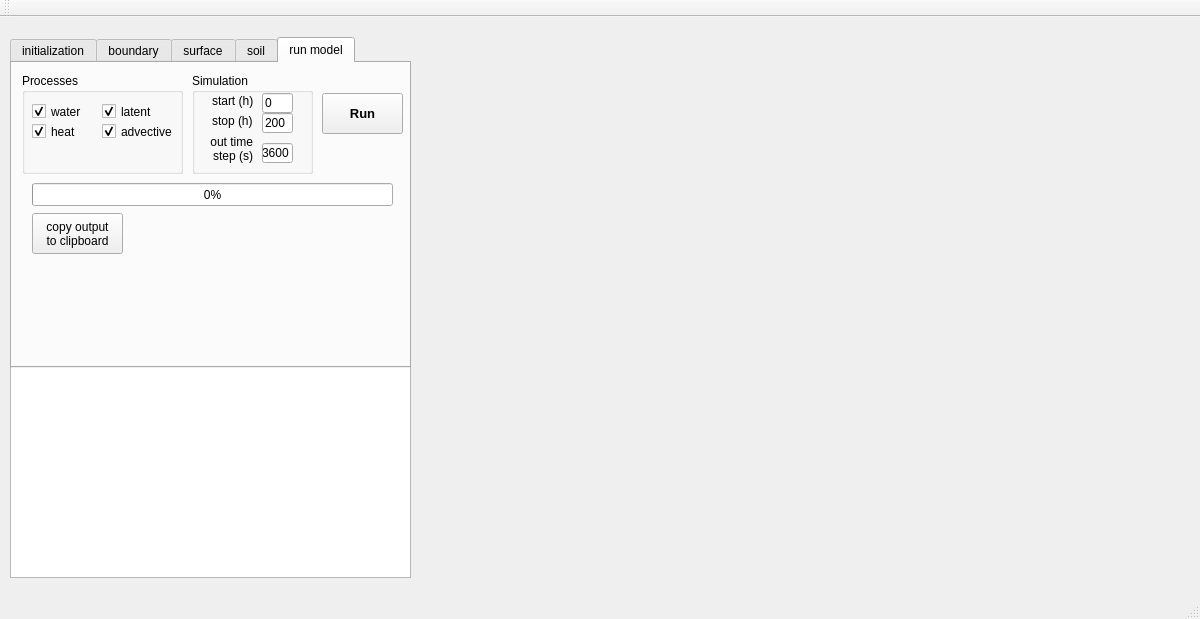
Old version of the form bin/HEAT1D/mainwindow.ui in the repository ARPA-SIMC/CRITERIA1D.
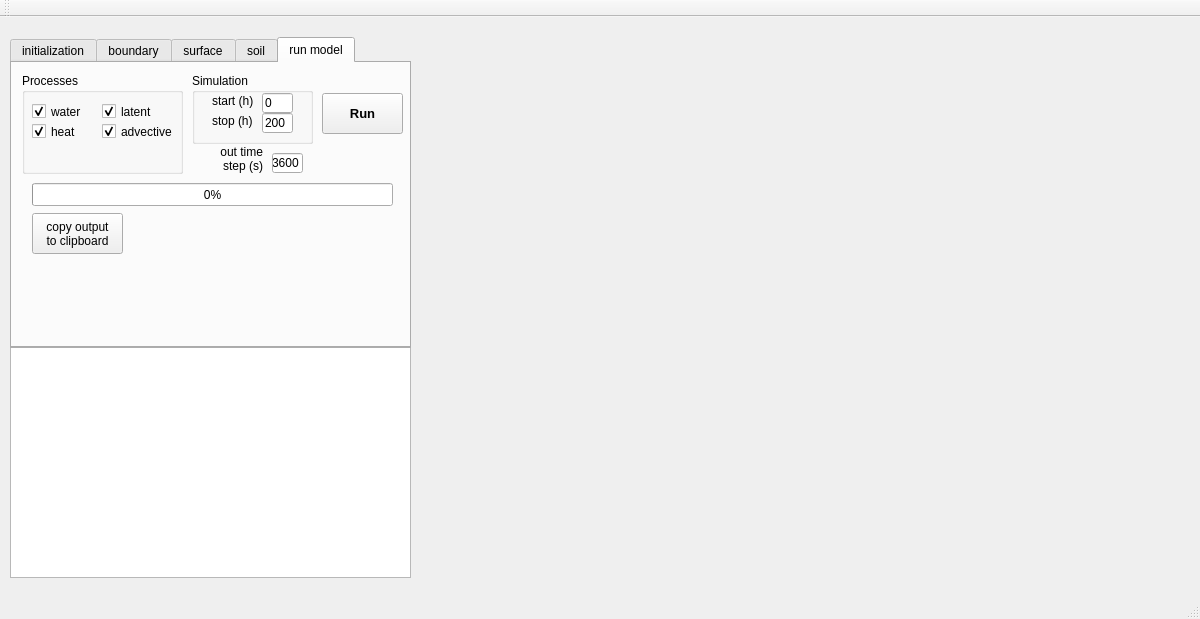
New version of the form.

What changed in the file:
```diff
--- a/bin/HEAT1D/mainwindow.ui
+++ b/bin/HEAT1D/mainwindow.ui
@@ -29,9 +29,9 @@
     <property name="geometry">
      <rect>
       <x>10</x>
-      <y>340</y>
+      <y>330</y>
       <width>401</width>
-      <height>221</height>
+      <height>231</height>
      </rect>
     </property>
     <property name="sizeAdjustPolicy">
@@ -44,7 +44,7 @@
       <x>10</x>
       <y>20</y>
       <width>401</width>
-      <height>331</height>
+      <height>311</height>
      </rect>
     </property>
     <property name="currentIndex">
@@ -1028,7 +1028,7 @@
         <x>180</x>
         <y>10</y>
         <width>121</width>
-        <height>101</height>
+        <height>71</height>
        </rect>
       </property>
       <property name="title">
@@ -1086,38 +1086,6 @@
         <string>200</string>
        </property>
       </widget>
-      <widget class="QLineEdit" name="lineEditTimeStep">
-       <property name="geometry">
-        <rect>
-         <x>70</x>
-         <y>70</y>
-         <width>31</width>
-         <height>20</height>
-        </rect>
-       </property>
-       <property name="text">
-        <string>3600</string>
-       </property>
-      </widget>
-      <widget class="QLabel" name="label_15">
-       <property name="geometry">
-        <rect>
-         <x>0</x>
-         <y>60</y>
-         <width>61</width>
-         <height>31</height>
-        </rect>
-       </property>
-       <property name="text">
-        <string>out time step (s)</string>
-       </property>
-       <property name="alignment">
-        <set>Qt::AlignRight|Qt::AlignTrailing|Qt::AlignVCenter</set>
-       </property>
-       <property name="wordWrap">
-        <bool>true</bool>
-       </property>
-      </widget>
      </widget>
      <widget class="QPushButton" name="pushRunAllPeriod">
       <property name="geometry">
@@ -1195,6 +1163,38 @@
        <bool>false</bool>
       </property>
      </widget>
+     <widget class="QLabel" name="label_15">
+      <property name="geometry">
+       <rect>
+        <x>190</x>
+        <y>80</y>
+        <width>61</width>
+        <height>31</height>
+       </rect>
+      </property>
+      <property name="text">
+       <string>out time step (s)</string>
+      </property>
+      <property name="alignment">
+       <set>Qt::AlignRight|Qt::AlignTrailing|Qt::AlignVCenter</set>
+      </property>
+      <property name="wordWrap">
+       <bool>true</bool>
+      </property>
+     </widget>
+     <widget class="QLineEdit" name="lineEditTimeStep">
+      <property name="geometry">
+       <rect>
+        <x>260</x>
+        <y>90</y>
+        <width>31</width>
+        <height>20</height>
+       </rect>
+      </property>
+      <property name="text">
+       <string>3600</string>
+      </property>
+     </widget>
     </widget>
    </widget>
   </widget>
```
Left out of the diff: 12 changed lines with no effect on the pictures.
